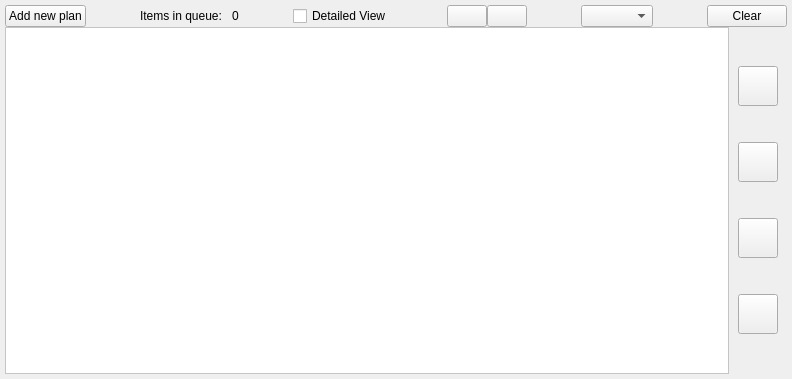
The window that src/QSview/resources/queue_editor.ui (BCDA-APS/QSview) describes before a commit, drawn with Qt 5.
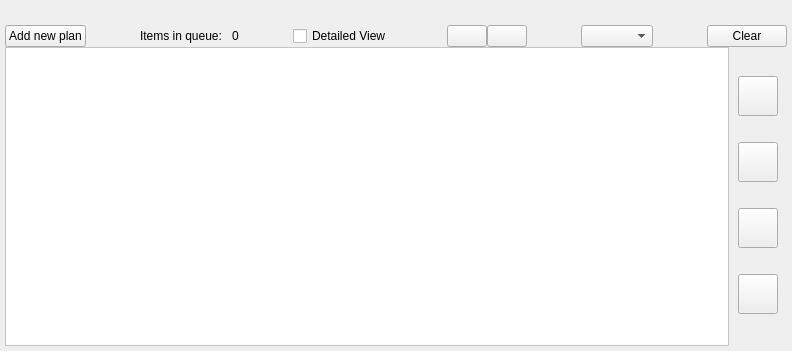
The same window after the commit. Icons and pictures are not drawn. Custom widgets are drawn as their Qt base class.

Commit message: Test layout margin (linux vs Mac)

Diff of the .ui file:
```diff
--- a/src/QSview/resources/queue_editor.ui
+++ b/src/QSview/resources/queue_editor.ui
@@ -7,7 +7,7 @@
     <x>0</x>
     <y>0</y>
     <width>792</width>
-    <height>379</height>
+    <height>351</height>
    </rect>
   </property>
   <property name="windowTitle">
@@ -31,6 +31,9 @@
    </property>
    <item>
     <layout class="QHBoxLayout" name="horizontalLayout">
+     <property name="topMargin">
+      <number>20</number>
+     </property>
      <item>
       <widget class="QPushButton" name="addQueueButton">
        <property name="toolTip">
```
Left out of the diff: 24 changed lines with no effect on the pictures.
